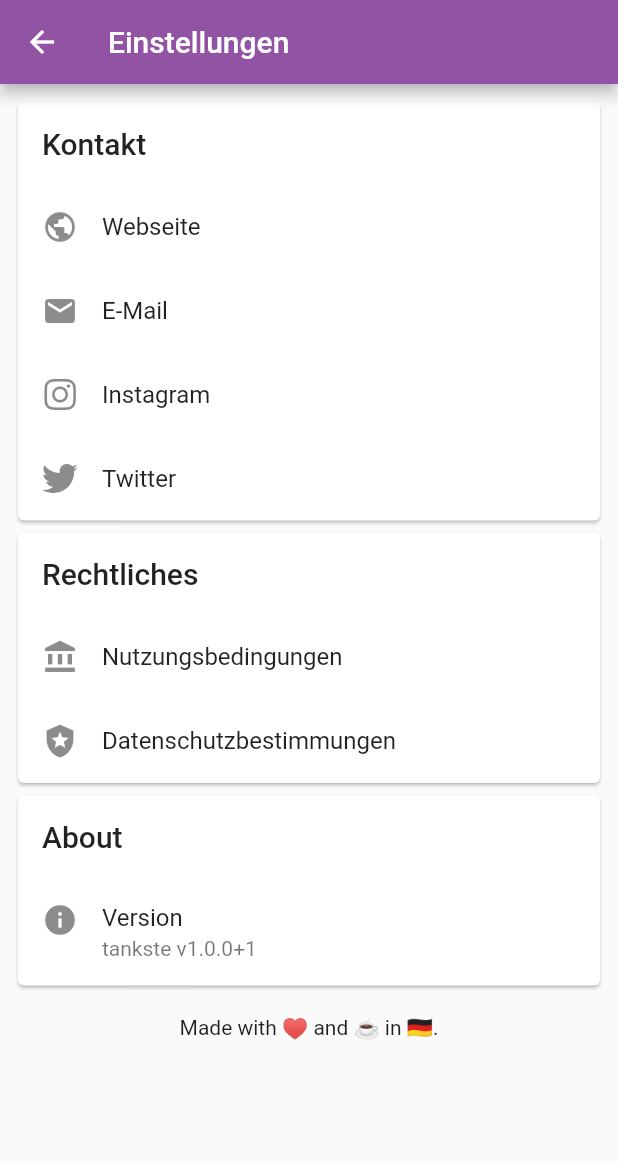
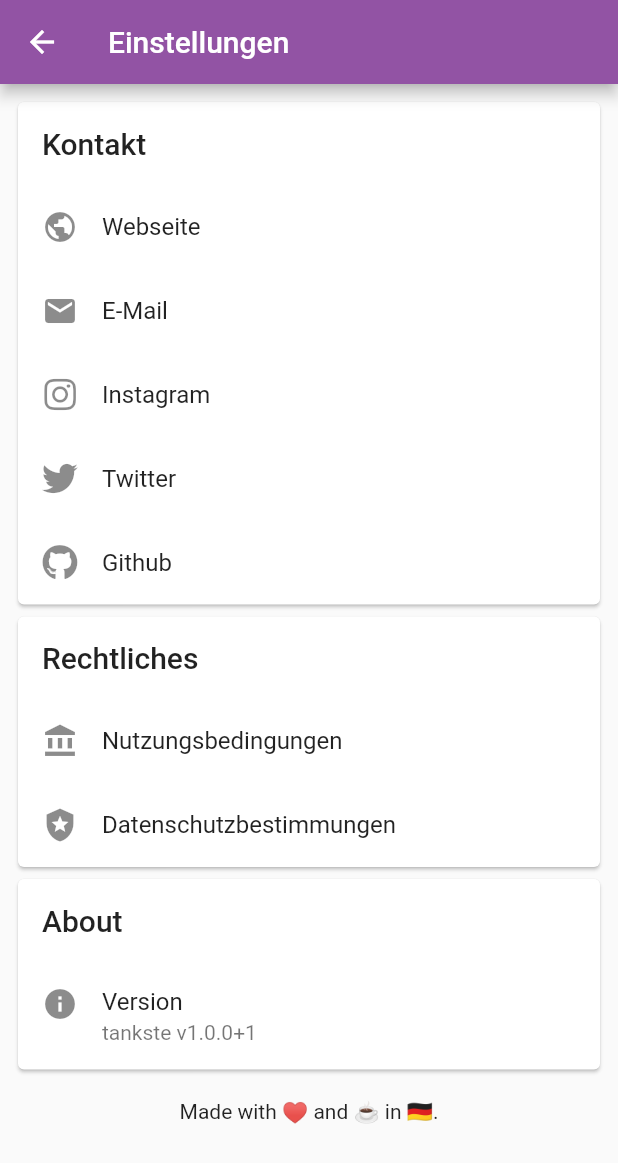
Before and after one commit to tankste/app, a Flutter app: the SettingsPage screen opened directly, after a tap on "Nutzungsbedingungen", on a phone screen of 412 x 824 dp. Shown: the top 1163 px of the screen. Run offline on Flutter 3.47's test engine with Material 2 defaults, Android fonts, the phone set to English and light mode, and no system bars; our stand-ins replace font_awesome_flutter, google_maps_flutter, location, package_info_plus.

Commit message:
Prepare Android & iOS release

```diff
--- a/lib/settings_page.dart
+++ b/lib/settings_page.dart
@@ -52,25 +52,25 @@ class SettingsPage extends StatelessWidget {
             minLeadingWidth: 10,
             leading: const Icon(FontAwesomeIcons.twitter),
             title: const Text("Twitter")),
-        // ListTile(
-        //     onTap: () {
-        //       _openUrl("https://github.com/tankste.app/app");
-        //     },
-        //     minLeadingWidth: 10,
-        //     leading: const Icon(FontAwesomeIcons.github),
-        //     title: const Text("Github")),
+        ListTile(
+            onTap: () {
+              _openUrl("https://github.com/tankste");
+            },
+            minLeadingWidth: 10,
+            leading: const Icon(FontAwesomeIcons.github),
+            title: const Text("Github")),
       ]),
       _buildCard(context, "Rechtliches", [
         ListTile(
             onTap: () {
-              _openUrl("https://tankste.app/terms");
+              _openUrl("https://tankste.app/nutzungsbedingungen");
             },
             minLeadingWidth: 10,
             leading: const Icon(Icons.account_balance),
             title: const Text("Nutzungsbedingungen")),
         ListTile(
             onTap: () {
-              _openUrl("https://tankste.app/privacy");
+              _openUrl("https://tankste.app/datenschutz");
             },
             minLeadingWidth: 10,
             leading: const Icon(Icons.local_police),
```
Also changed, not shown: 63 other files.
